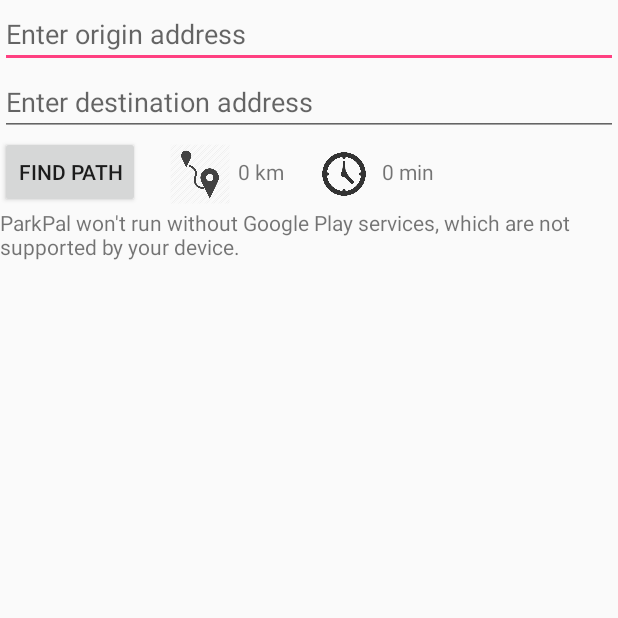
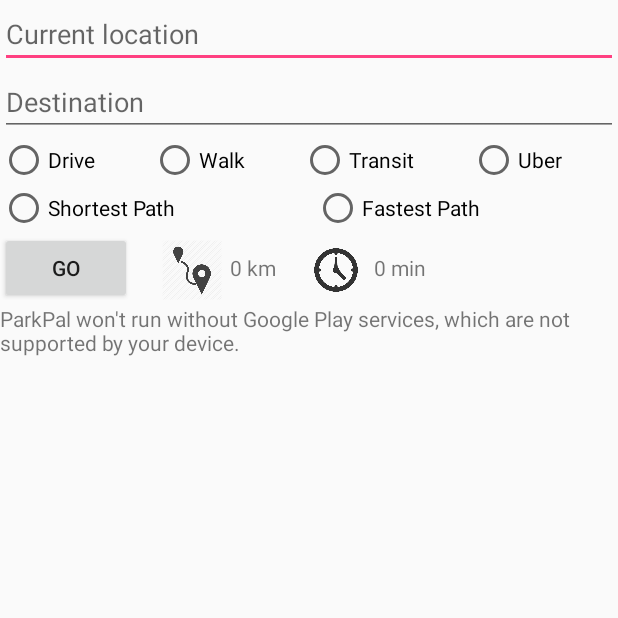
Before and after one commit to klaframboise/ParkPal, an Android app: the screen it shows after launch (MapsActivity), on a phone screen of 412 x 824 dp, the top half of it. Run offline under Robolectric (Android 15) with nearby library versions, the phone set to English and light mode, and no system bars.

Commit message:
Added radio buttons

```diff
--- a/ParkPal.Android/app/src/main/res/layout/activity_maps.xml
+++ b/ParkPal.Android/app/src/main/res/layout/activity_maps.xml
@@ -8,27 +8,83 @@
     android:orientation="vertical"  >
 
     <EditText
+        android:id="@+id/etOrigin"
         android:layout_width="match_parent"
         android:layout_height="wrap_content"
-        android:id="@+id/etOrigin"
-        android:hint="Enter origin address" />
+        android:hint="Current location" />
 
     <EditText
+        android:id="@+id/etDestination"
         android:layout_width="match_parent"
         android:layout_height="wrap_content"
-        android:hint="Enter destination address"
-        android:id="@+id/etDestination" />
+        android:hint="Destination" />
+
+    <LinearLayout
+        android:layout_width="match_parent"
+        android:layout_height="wrap_content"
+        android:orientation="horizontal">
+
+        <RadioButton
+            android:id="@+id/radioButton2"
+            android:layout_width="wrap_content"
+            android:layout_height="wrap_content"
+            android:layout_weight="1"
+            android:text="Drive" />
+
+        <RadioButton
+            android:id="@+id/radioButton3"
+            android:layout_width="wrap_content"
+            android:layout_height="wrap_content"
+            android:layout_weight="1"
+            android:text="Walk" />
+
+        <RadioButton
+            android:id="@+id/radioButton4"
+            android:layout_width="wrap_content"
+            android:layout_height="wrap_content"
+            android:layout_weight="1"
+            android:text="Transit" />
+
+        <RadioButton
+            android:id="@+id/radioButton5"
+            android:layout_width="wrap_content"
+            android:layout_height="wrap_content"
+            android:layout_weight="1"
+            android:text="Uber" />
+    </LinearLayout>
+
+    <LinearLayout
+        android:layout_width="match_parent"
+        android:layout_height="wrap_content"
+        android:orientation="horizontal">
+
+        <RadioButton
+            android:id="@+id/radioButton6"
+            android:layout_width="wrap_content"
+            android:layout_height="wrap_content"
+            android:layout_weight="1"
+            android:text="Shortest Path" />
+
+        <RadioButton
+            android:id="@+id/radioButton7"
+            android:layout_width="wrap_content"
+            android:layout_height="wrap_content"
+            android:layout_weight="1"
+            android:text="Fastest Path" />
+    </LinearLayout>
 
     <LinearLayout
         android:layout_width="match_parent"
         android:layout_height="wrap_content"
         android:orientation="horizontal"
         >
+
         <Button
+            android:id="@+id/btnFindPath"
             android:layout_width="wrap_content"
             android:layout_height="wrap_content"
-            android:text="Find path"
-            android:id="@+id/btnFindPath" />
+            android:text="Go" />
+
         <ImageView
             android:layout_marginLeft="20dp"
             android:layout_marginTop="5dp"
@@ -55,12 +111,13 @@
             android:layout_height="wrap_content"
             android:text="0 min"
             android:id="@+id/tvDuration" />
+
     </LinearLayout>
 
     <fragment
         android:id="@+id/map"
         android:name="com.google.android.gms.maps.SupportMapFragment"
         android:layout_width="match_parent"
-        android:layout_height="match_parent" />
+        android:layout_height="351dp" />
 
 </LinearLayout>
```
